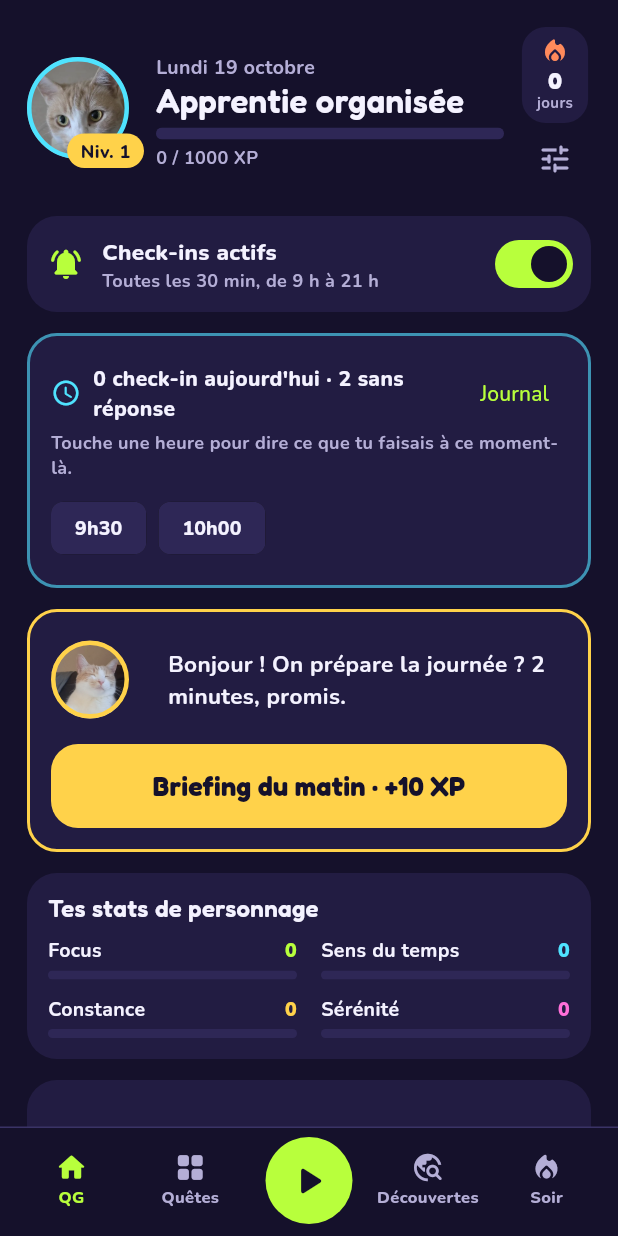
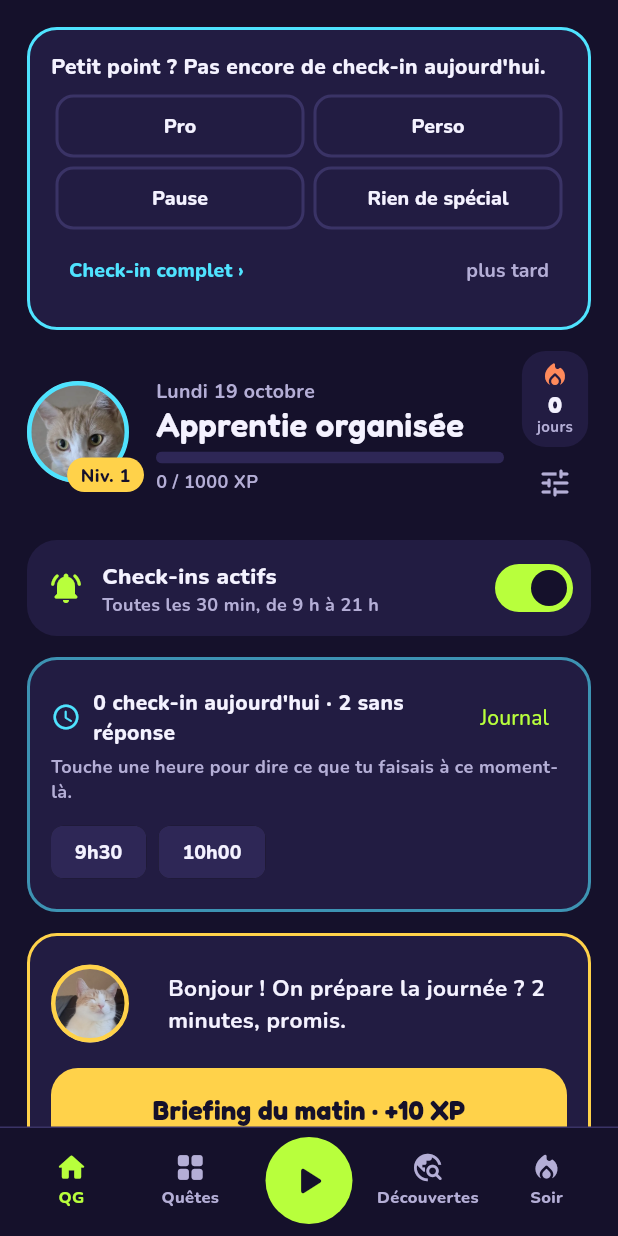
Before and after one commit to CLperso/micky-quest, a Flutter app: the screen it shows after launch, on a phone screen of 412 x 824 dp. Run offline on Flutter 3.47's test engine with Material 3 defaults, Android fonts, the phone set to English and light mode, and no system bars; our stand-ins replace flutter_local_notifications, google_fonts, image_picker, shared_preferences, timezone; missing offline and left inert: android_intent_plus, device_calendar, google_mlkit_digital_ink_recognition.

Commit message:
Check-in proposé à l'ouverture de l'appli ; notifications de check-in et d'habitudes désactivées par défaut (réactivables) ; une seule question au milieu d'une session
Co-Authored-By: Claude Opus 5.5 <noreply@anthropic.com>
Claude-Session: https://claude.ai/code/session_01RpdBqp6TGx7ViFRVJJw6aQ

```diff
--- a/lib/models.dart
+++ b/lib/models.dart
@@ -731,6 +731,8 @@ class Settings {
   int intervalMin;
   int startTarget; // heure visée pour commencer le pro, en minutes depuis minuit
   bool checkinsDuringSession;
+  bool checkinNotifs; // check-ins par notification (sinon proposés à l'ouverture de l'appli)
+  bool habitNotifs; // rappels d'habitudes par notification
   int briefingHour;
   int briefingMinute;
   int eveningHour;
@@ -770,6 +772,8 @@ class Settings {
     this.intervalMin = 30,
     this.startTarget = 600,
     this.checkinsDuringSession = false,
+    this.checkinNotifs = false,
+    this.habitNotifs = false,
     this.briefingHour = 8,
     this.briefingMinute = 30,
     this.eveningHour = 21,
@@ -816,6 +820,8 @@ class Settings {
         intervalMin: _i(j['interval'], 30),
         startTarget: _i(j['startT'], 600),
         checkinsDuringSession: _b(j['duringSession']),
+        checkinNotifs: _b(j['ciNotif']),
+        habitNotifs: _b(j['habNotif']),
         briefingHour: _i(j['briefH'], 8),
         briefingMinute: _i(j['briefM'], 30),
         eveningHour: _i(j['eveH'], 21),
@@ -858,6 +864,8 @@ class Settings {
         'interval': intervalMin,
         'startT': startTarget,
         'duringSession': checkinsDuringSession,
+        'ciNotif': checkinNotifs,
+        'habNotif': habitNotifs,
         'briefH': briefingHour,
         'briefM': briefingMinute,
         'eveH': eveningHour,
--- a/lib/screens/home.dart
+++ b/lib/screens/home.dart
@@ -1,3 +1,5 @@
+import 'dart:math';
+
 import 'package:flutter/material.dart';
 
 import '../main.dart';
@@ -41,6 +43,7 @@ class HomeScreen extends StatelessWidget {
           await clearCrash();
           store.refresh();
         }),
+        const OpenCheckinCard(),
         Row(
           children: [
             SizedBox(
@@ -681,3 +684,79 @@ class MissedCheckins extends StatelessWidget {
     );
   }
 }
+
+/// Check-in proposé à l'ouverture de l'appli, à la place des notifications toutes les 30 min.
+class OpenCheckinCard extends StatefulWidget {
+  const OpenCheckinCard({super.key});
+
+  static DateTime? hiddenUntil;
+
+  @override
+  State<OpenCheckinCard> createState() => _OpenCheckinCardState();
+}
+
+class _OpenCheckinCardState extends State<OpenCheckinCard> {
+  @override
+  Widget build(BuildContext context) {
+    final store = AppScope.of(context);
+    final s = store.settings;
+    final now = DateTime.now();
+    if (now.hour < s.startHour || now.hour >= s.endHour || store.runningSession != null) return const SizedBox.shrink();
+    final h = OpenCheckinCard.hiddenUntil;
+    if (h != null && now.isBefore(h)) return const SizedBox.shrink();
+    var last = DateTime(now.year, now.month, now.day, s.startHour).millisecondsSinceEpoch;
+    final cs = store.checkinsOn(store.todayKey);
+    if (cs.isNotEmpty) last = max(last, cs.last.ts);
+    for (final x in store.sessionsOn(store.todayKey)) {
+      if (x.end > last) last = x.end;
+    }
+    final since = now.difference(DateTime.fromMillisecondsSinceEpoch(last)).inMinutes;
+    if (since < 90) return const SizedBox.shrink();
+    final lastLabel = cs.isEmpty
+        ? 'Pas encore de check-in aujourd\'hui.'
+        : 'Dernier check-in à ${DateTime.fromMillisecondsSinceEpoch(cs.last.ts).hour} h ${DateTime.fromMillisecondsSinceEpoch(cs.last.ts).minute.toString().padLeft(2, '0')}.';
+    Widget quick(String label, String act) => Expanded(
+          child: Padding(
+            padding: const EdgeInsets.all(3),
+            child: SizedBox(
+              height: 42,
+              child: OutlinedButton(
+                style: OutlinedButton.styleFrom(
+                  side: const BorderSide(color: K.line, width: 2),
+                  shape: RoundedRectangleBorder(borderRadius: BorderRadius.circular(12)),
+                  padding: EdgeInsets.zero,
+                ),
+                onPressed: () async {
+                  await store.addCheckIn(CheckIn(ts: DateTime.now().millisecondsSinceEpoch, activity: act));
+                  if (context.mounted) ScaffoldMessenger.of(context).showSnackBar(const SnackBar(content: Text('Noté · +1 XP')));
+                },
+                child: Text(label, style: K.body(13, w: FontWeight.w800)),
+              ),
+            ),
+          ),
+        );
+    return Padding(
+      padding: const EdgeInsets.only(bottom: 14),
+      child: Panel(
+        border: K.cyan,
+        child: Column(crossAxisAlignment: CrossAxisAlignment.start, children: [
+          Text('Petit point ? $lastLabel', style: K.body(14, w: FontWeight.w800)),
+          const SizedBox(height: 6),
+          Row(children: [quick('Pro', Act.pro), quick('Perso', Act.perso)]),
+          Row(children: [quick('Pause', Act.pause), quick('Rien de spécial', Act.nothing)]),
+          Row(children: [
+            TextButton(
+              onPressed: () => openScreen(context, const CheckinScreen()),
+              child: Text('Check-in complet ›', style: K.body(13, color: K.cyan, w: FontWeight.w800)),
+            ),
+            const Spacer(),
+            TextButton(
+              onPressed: () => setState(() => OpenCheckinCard.hiddenUntil = DateTime.now().add(const Duration(minutes: 45))),
+              child: Text('plus tard', style: K.body(13, color: K.muted)),
+            ),
+          ]),
+        ]),
+      ),
+    );
+  }
+}
```
Also changed, not shown: lib/notifications.dart (+19 -4 lines), lib/screens/settings.dart (+20 -0 lines).
